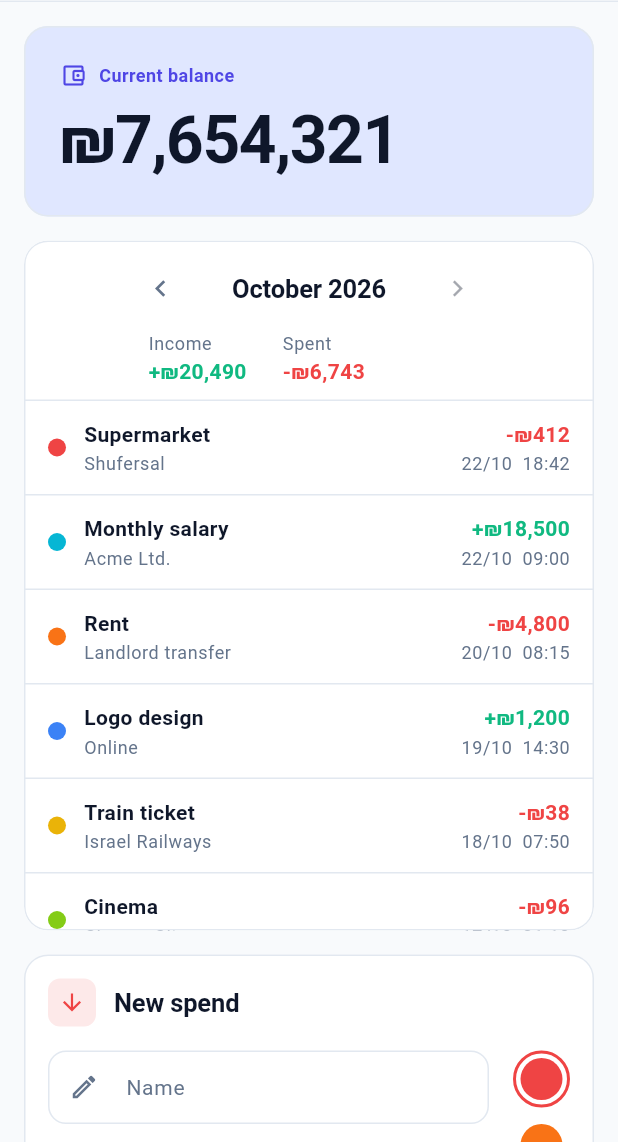
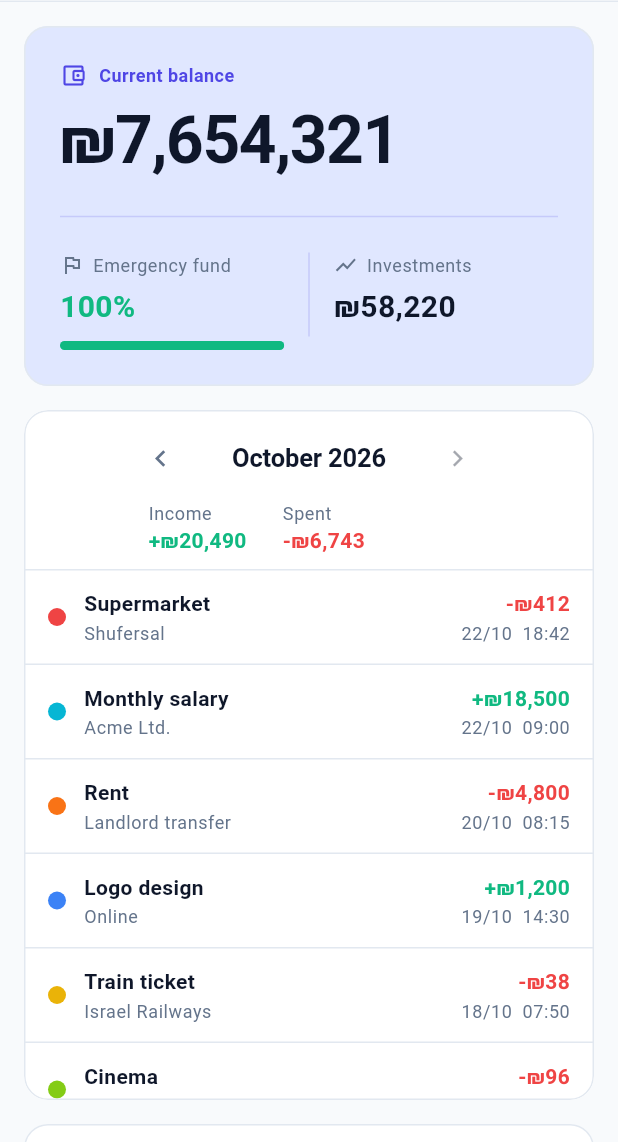
Before and after one commit to Tomer-3431/money_dashboard, a Flutter app: the screen it shows after launch, on a phone screen of 412 x 824 dp, the part 94-1236 px from its top. Run offline on Flutter 3.47's test engine with Material 3 defaults, Android fonts, the phone set to English and light mode, and no system bars; our stand-ins replace month_picker_dialog.

Commit message:
add more detailes to the home screen

```diff
--- a/lib/home/home_container.dart
+++ b/lib/home/home_container.dart
@@ -1,9 +1,12 @@
 import 'package:flutter/material.dart';
 import 'package:money_dashboard/design/theme_constants.dart';
+import 'package:money_dashboard/goals/mock_goals.dart';
 import 'package:money_dashboard/home/mock_data.dart';
 import 'package:money_dashboard/home/widgets/balance_card.dart';
 import 'package:money_dashboard/home/widgets/entry_form.dart';
 import 'package:money_dashboard/home/widgets/transactions_panel.dart';
+import 'package:money_dashboard/investments/mock_investments.dart';
+import 'package:money_dashboard/model/goal.dart';
 import 'package:money_dashboard/widgets/sidebar.dart';
 
 class HomeContainer extends StatefulWidget {
@@ -20,14 +23,18 @@ class HomeContainerState extends State<HomeContainer> {
   /// Fixed width of the forms column in the wide layout.
   static const double _formsWidth = 440;
 
+  /// The first goal in the goals list is the "top goal".
+  Goal? get _topGoal => kMockGoals.isEmpty ? null : kMockGoals.first;
+
+  /// Current value of all investments together.
+  int get _investmentsTotal =>
+      kMockInvestments.fold<int>(0, (sum, i) => sum + i.currentAmount);
+
   @override
   Widget build(BuildContext context) {
-
     return Scaffold(
-        appBar: AppBar(
-          title: const Text('Main Dashboard'),
-        ),
-        drawer: Sidebar(activeTabId: 'home',),
+      appBar: AppBar(title: const Text('Main Dashboard')),
+      drawer: Sidebar(activeTabId: 'home'),
       body: SafeArea(
         child: LayoutBuilder(
           builder: (context, constraints) =>
@@ -39,6 +46,12 @@ class HomeContainerState extends State<HomeContainer> {
     );
   }
 
+  Widget _balanceCard() => BalanceCard(
+    balance: kCurrentBalance,
+    topGoal: _topGoal,
+    investmentsTotal: _investmentsTotal,
+  );
+
   // Windows / tablet: balance + list on the left, forms on the right.
   Widget _buildWide() => Padding(
     padding: const EdgeInsets.all(AppSpacing.lg),
@@ -49,7 +62,7 @@ class HomeContainerState extends State<HomeContainer> {
           child: Column(
             crossAxisAlignment: CrossAxisAlignment.stretch,
             children: [
-                  const BalanceCard(balance: kCurrentBalance),
+              _balanceCard(),
               const SizedBox(height: AppSpacing.lg),
               Expanded(child: TransactionsPanel(entries: kMockEntries)),
             ],
@@ -70,12 +83,9 @@ class HomeContainerState extends State<HomeContainer> {
     child: Column(
       crossAxisAlignment: CrossAxisAlignment.stretch,
       children: [
-            const BalanceCard(balance: kCurrentBalance),
+        _balanceCard(),
         const SizedBox(height: AppSpacing.md),
-            SizedBox(
-              height: 460,
-              child: TransactionsPanel(entries: kMockEntries),
-            ),
+        SizedBox(height: 460, child: TransactionsPanel(entries: kMockEntries)),
         const SizedBox(height: AppSpacing.md),
         _buildForms(),
       ],
--- a/lib/home/widgets/balance_card.dart
+++ b/lib/home/widgets/balance_card.dart
@@ -1,16 +1,33 @@
+import 'dart:math' as math;
+
 import 'package:flutter/material.dart';
 import 'package:money_dashboard/design/formatters.dart';
 import 'package:money_dashboard/design/theme_constants.dart';
+import 'package:money_dashboard/model/goal.dart';
 
-/// Top-left card: the money currently in the bank.
+/// Top-left card. The current bank balance is the hero; the top goal's
+/// progress and the investments total sit underneath as quieter stats.
 class BalanceCard extends StatelessWidget {
-  const BalanceCard({super.key, required this.balance});
+  const BalanceCard({
+    super.key,
+    required this.balance,
+    required this.topGoal,
+    required this.investmentsTotal,
+  });
 
   final int balance;
+
+  /// The first goal in the goals list (null when there are no goals).
+  final Goal? topGoal;
+
+  /// Sum of the current value of every investment.
+  final int investmentsTotal;
 
   @override
   Widget build(BuildContext context) {
     final c = context.colors;
+    final divider = c.primary.withValues(alpha: 0.18);
+
     return Card(
       color: c.primaryLight,
       child: Padding(
@@ -18,6 +35,7 @@ class BalanceCard extends StatelessWidget {
         child: Column(
           crossAxisAlignment: CrossAxisAlignment.start,
           children: [
+            // Hero: current balance
             Row(
               children: [
                 Icon(Icons.account_balance_wallet_outlined,
@@ -42,9 +60,148 @@ class BalanceCard extends StatelessWidget {
                 ),
               ),
             ),
+
+            // Secondary stats
+            Divider(height: AppSpacing.lg * 2, color: divider),
+            Row(
+              crossAxisAlignment: CrossAxisAlignment.start,
+              children: [
+                Expanded(
+                  child: _GoalStat(goal: topGoal, balance: balance),
+                ),
+                Container(
+                  width: 1,
+                  height: 56,
+                  margin: const EdgeInsets.symmetric(
+                      horizontal: AppSpacing.md),
+                  color: divider,
+                ),
+                Expanded(
+                  child: _InvestmentsStat(total: investmentsTotal),
+                ),
+              ],
+            ),
           ],
         ),
       ),
     );
   }
 }
+
+/// Shared look of the small stat titles (icon + caption).
+class _StatTitle extends StatelessWidget {
+  const _StatTitle({required this.icon, required this.text});
+
+  final IconData icon;
+  final String text;
+
+  @override
+  Widget build(BuildContext context) {
+    final c = context.colors;
+    return Row(
+      children: [
+        Icon(icon, size: 16, color: c.textSecondary),
+        const SizedBox(width: AppSpacing.xs + 2),
+        Expanded(
+          child: Text(
+            text,
+            maxLines: 1,
+            overflow: TextOverflow.ellipsis,
+            style: context.caption,
+          ),
+        ),
+      ],
+    );
+  }
+}
+
+TextStyle _statValueStyle(BuildContext context, {Color? color}) =>
+    AppTextStyles.amount.copyWith(
+      color: color ?? context.colors.text,
+      fontSize: 20,
+      fontWeight: FontWeight.w700,
+    );
+
+// ---------------------------------------------------------------------------
+// Top goal: percentage + thin progress bar (same math as the goal gauge)
+// ---------------------------------------------------------------------------
+class _GoalStat extends StatelessWidget {
+  const _GoalStat({required this.goal, required this.balance});
+
+  final Goal? goal;
+  final int balance;
+
+  @override
+  Widget build(BuildContext context) {
+    final c = context.colors;
+    final g = goal;
+
+    if (g == null) {
+      return Column(
+        crossAxisAlignment: CrossAxisAlignment.start,
+        children: [
+          const _StatTitle(icon: Icons.flag_outlined, text: 'Top goal'),
+          const SizedBox(height: AppSpacing.xs),
+          Text('No goal yet', style: _statValueStyle(context, color: c.textSecondary)),
+        ],
+      );
+    }
+
+    final progress = g.amount <= 0
+        ? 0.0
+        : (balance / g.amount).clamp(0.0, 1.0).toDouble();
+    final reached = progress >= 1;
+    // Two decimals; never show 100% before the goal is actually reached.
+    final percent =
+        reached ? 100.0 : math.min(99.99, (progress * 10000).round() / 100);
+    final percentText = reached ? '100%' : '${percent.toStringAsFixed(2)}%';
+    final barColor = reached ? c.success : c.primary;
+
+    return Semantics(
+      label: '${g.name} progress $percentText',
+      child: Column(
+        crossAxisAlignment: CrossAxisAlignment.start,
+        children: [
+          _StatTitle(icon: Icons.flag_outlined, text: g.name),
+          const SizedBox(height: AppSpacing.xs),
+          Text(percentText,
+              style: _statValueStyle(context,
+                  color: reached ? c.success : c.text)),
+          const SizedBox(height: AppSpacing.sm),
+          ClipRRect(
+            borderRadius: BorderRadius.circular(4),
+            child: LinearProgressIndicator(
+              value: progress,
+              minHeight: 6,
+              color: barColor,
+              backgroundColor: c.primary.withValues(alpha: 0.15),
+            ),
+          ),
+        ],
+      ),
+    );
+  }
+}
+
+// ---------------------------------------------------------------------------
+// Investments: current value of everything invested
+// ---------------------------------------------------------------------------
+class _InvestmentsStat extends StatelessWidget {
+  const _InvestmentsStat({required this.total});
+
+  final int total;
+
+  @override
+  Widget build(BuildContext context) => Column(
+        crossAxisAlignment: CrossAxisAlignment.start,
+        children: [
+          const _StatTitle(icon: Icons.show_chart, text: 'Investments'),
+          const SizedBox(height: AppSpacing.xs),
+          FittedBox(
+            fit: BoxFit.scaleDown,
+            alignment: Alignment.centerLeft,
+            child: Text(formatAmount(total), style: _statValueStyle(context)),
+          ),
+        ],
+      );
+}
```
Lines whose indentation alone changed are shown as unchanged.
